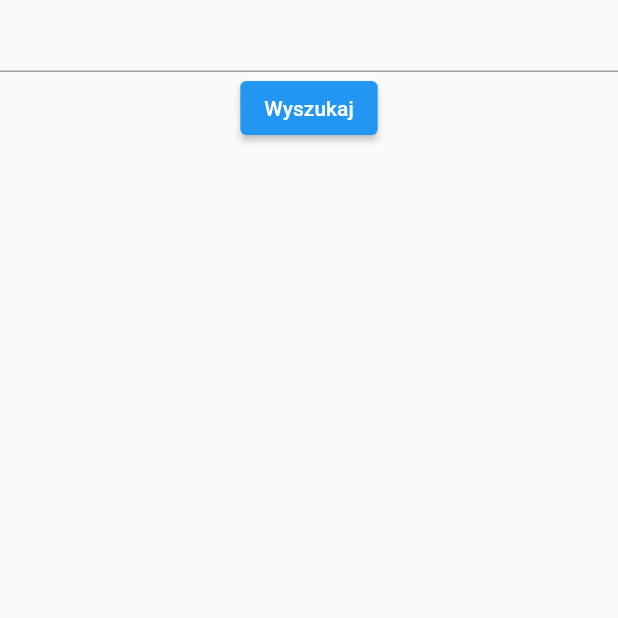
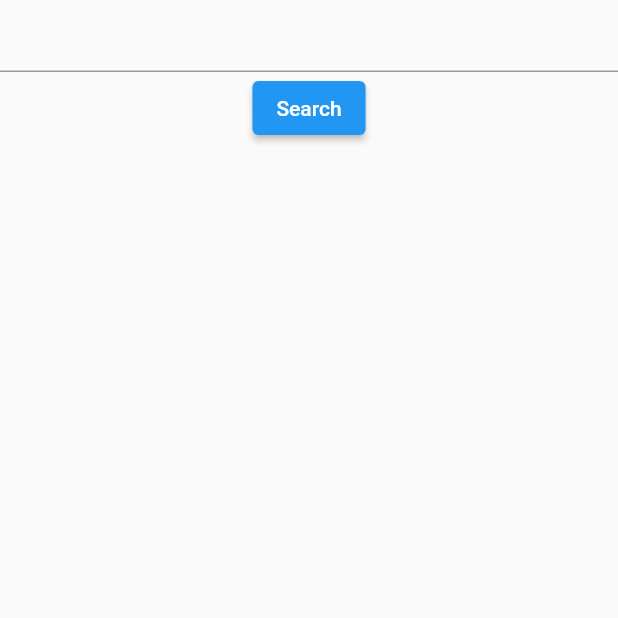
Before and after one commit to p-golba/zadanie, a Flutter app: the screen it shows after launch, on a phone screen of 412 x 824 dp, the top half of it. Run offline on Flutter 3.47's test engine with Material 2 defaults, Android fonts, the phone set to English and light mode, and no system bars; our stand-ins replace bloc, flutter_bloc; generated files the repository leaves out were written again.

Commit message:
add back button, localized messages

```diff
--- /dev/null
+++ b/l10n.yaml
@@ -0,0 +1,3 @@
+arb-dir: lib/l10n
+template-arb-file: app_en.arb
+output-localization-file: app_localizations.dart
--- /dev/null
+++ b/lib/l10n/app_en.arb
@@ -0,0 +1,4 @@
+{
+    "search": "Search",
+    "tryAgain": "Try Again"
+}
--- /dev/null
+++ b/lib/l10n/app_pl.arb
@@ -0,0 +1,4 @@
+{
+    "search": "Wyszukaj",
+    "tryAgain": "Spróbuj Ponownie"
+}
--- a/lib/main.dart
+++ b/lib/main.dart
@@ -1,5 +1,6 @@
 import 'package:flutter/material.dart';
 import 'package:flutter_bloc/flutter_bloc.dart';
+import 'package:flutter_gen/gen_l10n/app_localizations.dart';
 
 import 'cubit/outlier_cubit.dart';
 
@@ -13,6 +14,8 @@ class MyApp extends StatelessWidget {
     return BlocProvider<OutlierCubit>(
       create: (context) => OutlierCubit(),
       child: const MaterialApp(
+        localizationsDelegates: AppLocalizations.localizationsDelegates,
+        supportedLocales: AppLocalizations.supportedLocales,
         home: Home(),
       ),
     );
@@ -42,8 +45,17 @@ class _HomeState extends State<Home> {
         child: BlocBuilder<OutlierCubit, OutlierState>(
           builder: (context, state) {
             return state.wasExecuted
-                ? Center(
-                    child: Text('${state.number}'),
+                ? Column(
+                    children: [
+                      Text('${state.number}'),
+                      ElevatedButton(
+                        onPressed: () {
+                          _textEditingController.clear();
+                          BlocProvider.of<OutlierCubit>(context).tryAgain();
+                        },
+                        child: Text(AppLocalizations.of(context)!.tryAgain),
+                      )
+                    ],
                   )
                 : Column(
                     children: [
@@ -59,7 +71,7 @@ class _HomeState extends State<Home> {
                           BlocProvider.of<OutlierCubit>(context)
                               .findOutlier(listOfNumbers);
                         },
-                        child: const Text('Wyszukaj'),
+                        child: Text(AppLocalizations.of(context)!.search),
                       ),
                     ],
                   );
--- a/pubspec.yaml
+++ b/pubspec.yaml
@@ -37,6 +37,9 @@ dependencies:
   cupertino_icons: ^1.0.2
   flutter_bloc: ^8.1.2
   bloc: ^8.1.1
+  flutter_localizations:
+    sdk: flutter
+  intl: any
 
 dev_dependencies:
   flutter_test:
@@ -54,7 +57,7 @@ dev_dependencies:
 
 # The following section is specific to Flutter packages.
 flutter:
-
+  generate: true
   # The following line ensures that the Material Icons font is
   # included with your application, so that you can use the icons in
   # the material Icons class.
```
Also changed, not shown: lib/cubit/outlier_cubit.dart (+9 -1 lines), lib/cubit/outlier_state.dart (line endings or trailing spaces), pubspec.lock.
